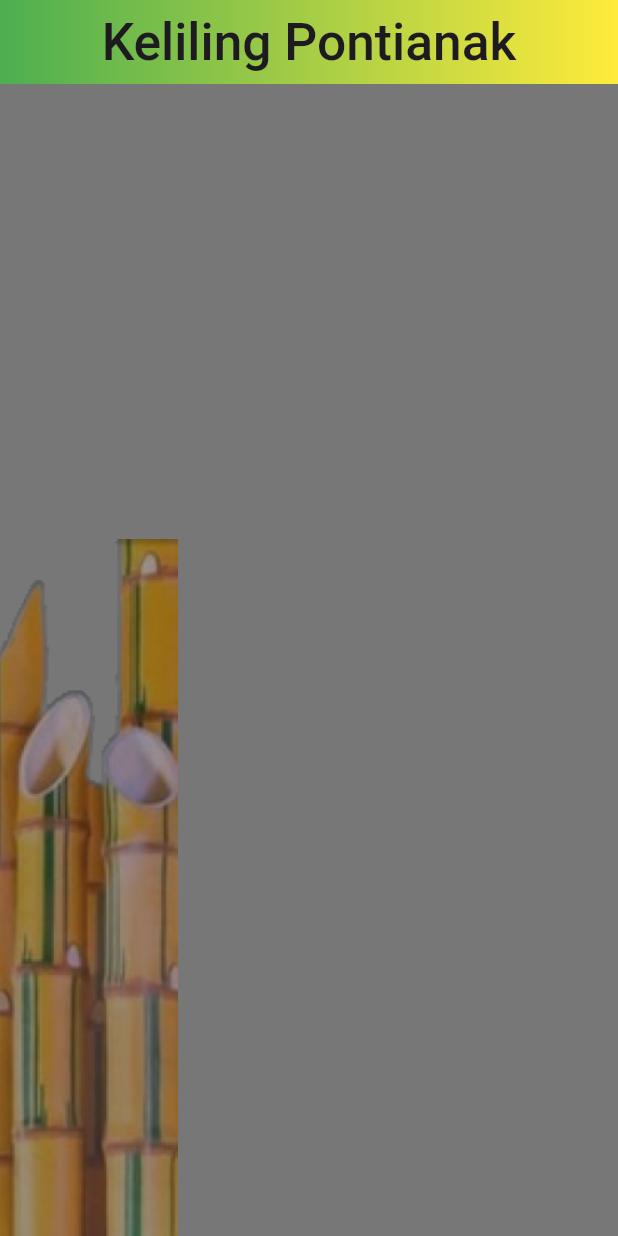
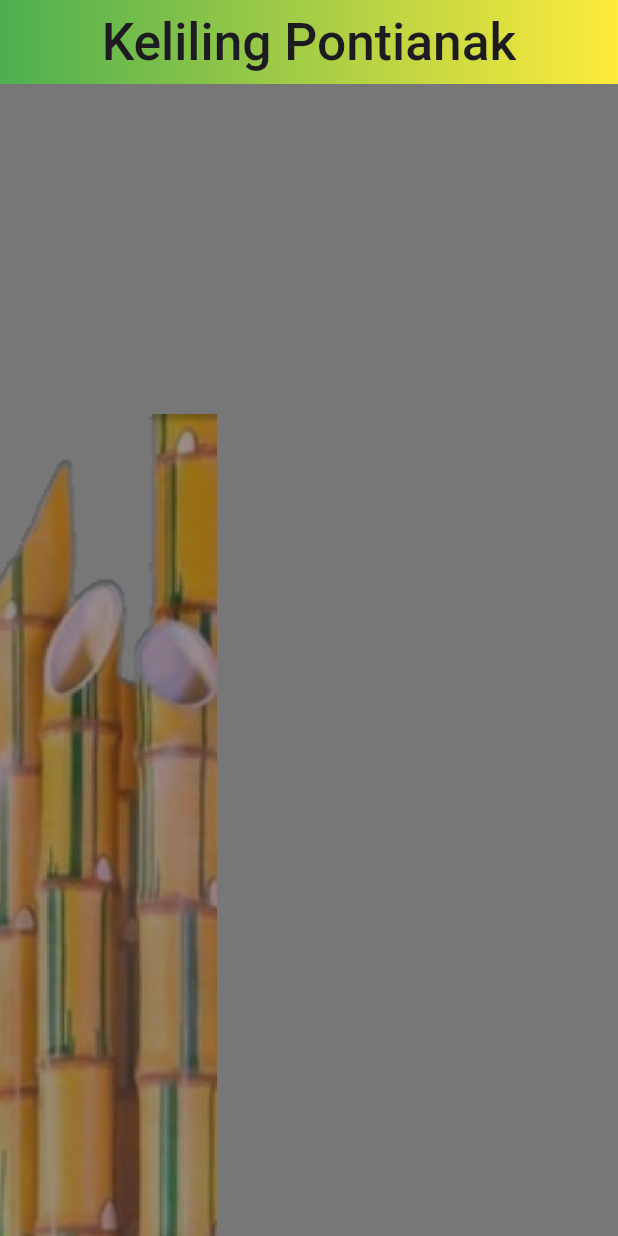
Before and after one commit to salsadila22/UAS_Pemograman_Mobile_Kelompok4, a Flutter app: the HomeScreen screen opened by its route, on a phone screen of 412 x 824 dp. Run offline on Flutter 3.47's test engine with Material 3 defaults, Android fonts, the phone set to English and light mode, and no system bars; our stand-ins replace cloud_firestore, dartz, firebase_auth, firebase_core, flutter_screenutil, go_router and 1 more; accounts and stored records are empty.

Commit message:
enhancement: home screen background

```diff
--- a/lib/feature/select_flow/presentation/pages/home_screen.dart
+++ b/lib/feature/select_flow/presentation/pages/home_screen.dart
@@ -96,10 +96,10 @@ class _HomeScreenState extends State<HomeScreen> {
         children: [
           Positioned(
             left: -150.w,
-            bottom: -100.h,
+            bottom: -75.h,
             child: Image.asset(
               "assets/images/login/tugu bambu-login.png",
-              scale: 1.2,
+              scale: 1.1,
             ),
           ),
           Container(
```
